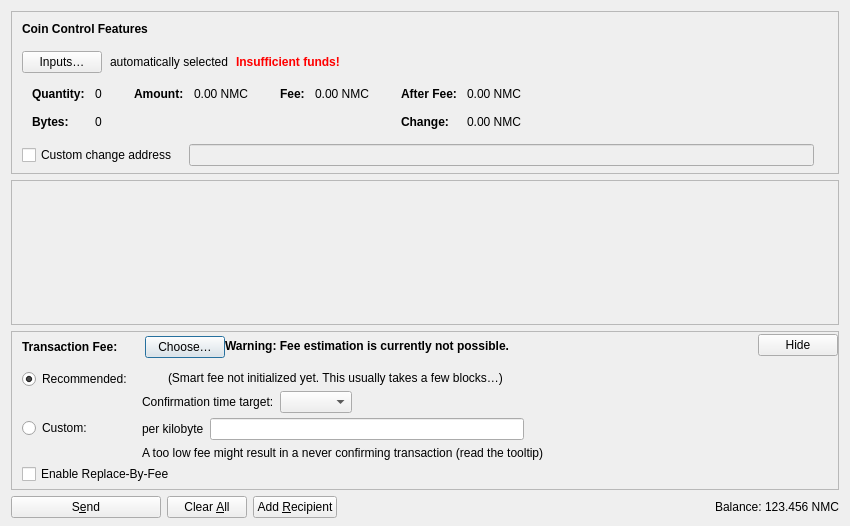
The window that src/qt/forms/sendcoinsdialog.ui (bitcoin-silver/engine) describes before a commit, drawn with Qt 5.
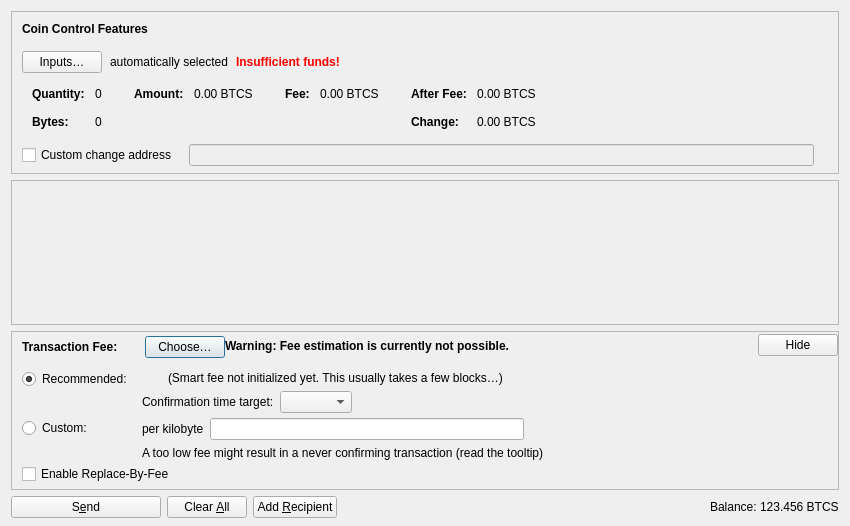
The same window after the commit. Icons and pictures are not drawn. Custom widgets are drawn as their Qt base class.

Diff of the .ui file:
```diff
--- a/src/qt/forms/sendcoinsdialog.ui
+++ b/src/qt/forms/sendcoinsdialog.ui
@@ -327,7 +327,7 @@
                   <enum>Qt::ActionsContextMenu</enum>
                  </property>
                  <property name="text">
-                  <string notr="true">0.00 NMC</string>
+                  <string notr="true">0.00 BTCS</string>
                  </property>
                  <property name="textInteractionFlags">
                   <set>Qt::LinksAccessibleByMouse|Qt::TextSelectableByKeyboard|Qt::TextSelectableByMouse</set>
@@ -378,7 +378,7 @@
                   <enum>Qt::ActionsContextMenu</enum>
                  </property>
                  <property name="text">
-                  <string notr="true">0.00 NMC</string>
+                  <string notr="true">0.00 BTCS</string>
                  </property>
                  <property name="textInteractionFlags">
                   <set>Qt::LinksAccessibleByMouse|Qt::TextSelectableByKeyboard|Qt::TextSelectableByMouse</set>
@@ -432,7 +432,7 @@
                   <enum>Qt::ActionsContextMenu</enum>
                  </property>
                  <property name="text">
-                  <string notr="true">0.00 NMC</string>
+                  <string notr="true">0.00 BTCS</string>
                  </property>
                  <property name="textInteractionFlags">
                   <set>Qt::LinksAccessibleByMouse|Qt::TextSelectableByKeyboard|Qt::TextSelectableByMouse</set>
@@ -461,7 +461,7 @@
                   <enum>Qt::ActionsContextMenu</enum>
                  </property>
                  <property name="text">
-                  <string notr="true">0.00 NMC</string>
+                  <string notr="true">0.00 BTCS</string>
                  </property>
                  <property name="textInteractionFlags">
                   <set>Qt::LinksAccessibleByMouse|Qt::TextSelectableByKeyboard|Qt::TextSelectableByMouse</set>
@@ -1191,7 +1191,7 @@
           <cursorShape>IBeamCursor</cursorShape>
          </property>
          <property name="text">
-          <string notr="true">123.456 NMC</string>
+          <string notr="true">123.456 BTCS</string>
          </property>
          <property name="textInteractionFlags">
           <set>Qt::LinksAccessibleByMouse|Qt::TextSelectableByKeyboard|Qt::TextSelectableByMouse</set>
```
